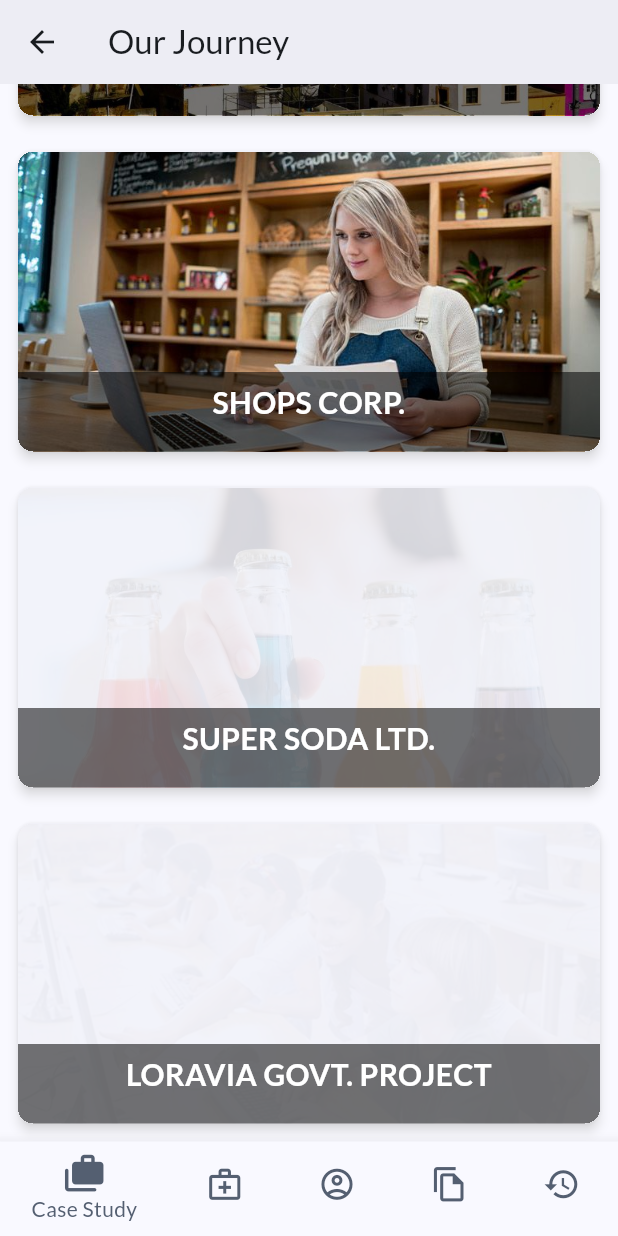
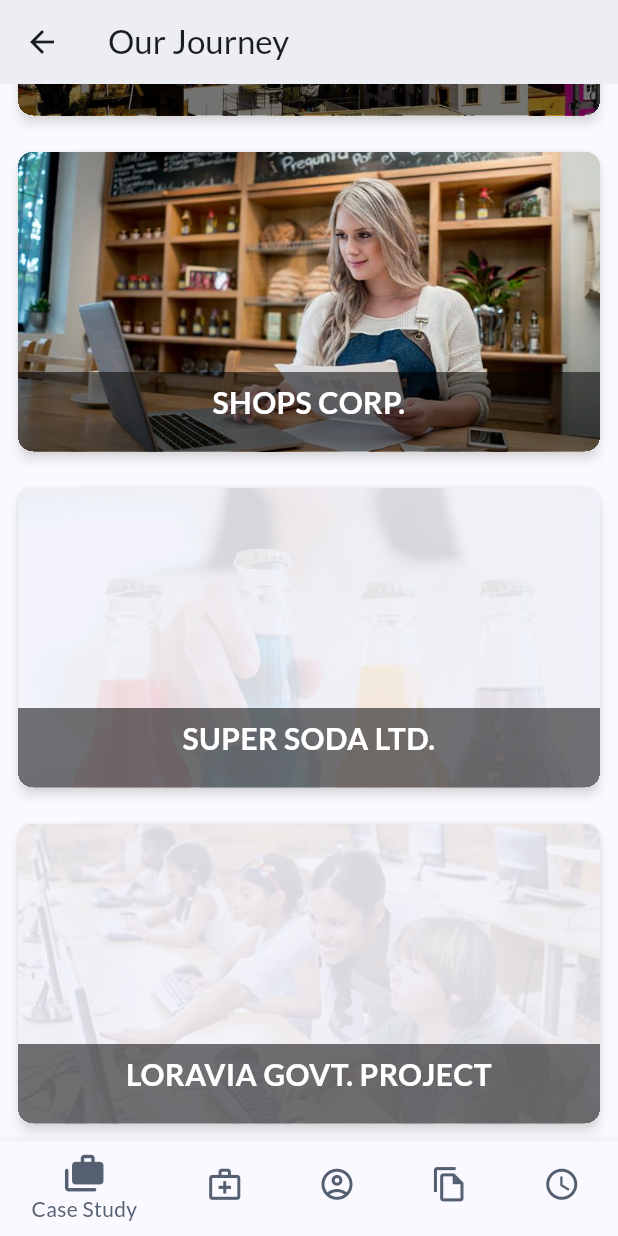
Before and after one commit to PalGabani/Business_Bridge, a Flutter app: the homepage screen opened directly, scrolled down 863 dp, on a phone screen of 412 x 824 dp. Run offline on Flutter 3.47's test engine with Material 2 defaults, Android fonts, the light colour scheme and no system bars; our stand-ins replace flutter_riverpod, google_fonts, riverpod, transparent_image.

```diff
--- a/lib/screens/homepage.dart
+++ b/lib/screens/homepage.dart
@@ -73,11 +73,11 @@
               label: "Work portal"),
           BottomNavigationBarItem(
               icon: Icon(
-                Icons.history,
+                Icons.watch_later_outlined,
                 size: 25,
                 color: Theme.of(context).colorScheme.secondary,
               ),
-              activeIcon: Icon(Icons.history_rounded),
+              activeIcon: Icon(Icons.watch_later),
               label: "History"),
         ],
         currentIndex: _selectedIndex,
```
